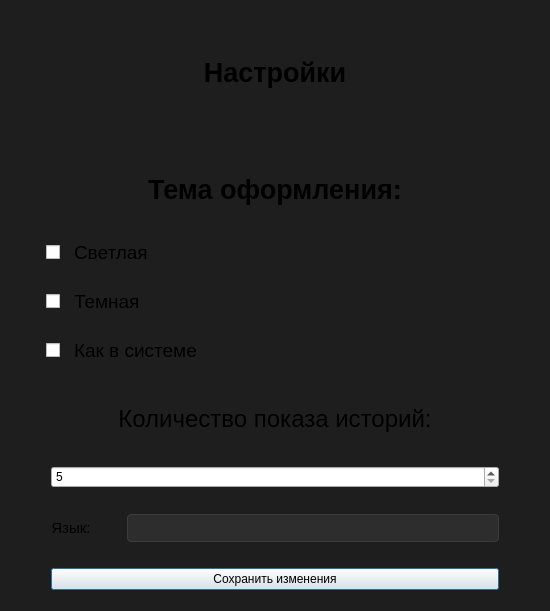
Sk1lizz/Password-Analyzer, file src/views/ui designer/dialog-setting.ui: the form before one commit.
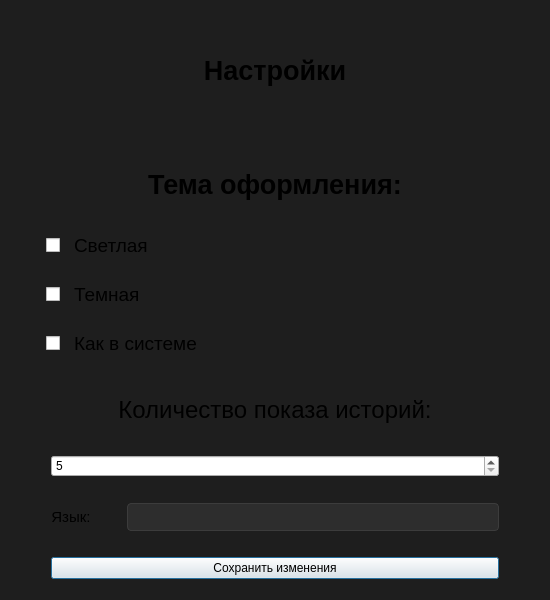
The form after the commit. Icons and pictures are not drawn.

Patch:
```diff
--- a/src/views/ui designer/dialog-setting.ui
+++ b/src/views/ui designer/dialog-setting.ui
@@ -7,7 +7,7 @@
     <x>0</x>
     <y>0</y>
     <width>550</width>
-    <height>611</height>
+    <height>600</height>
    </rect>
   </property>
   <property name="minimumSize">
```
Left out of the diff: 14 changed lines with no effect on the pictures.
